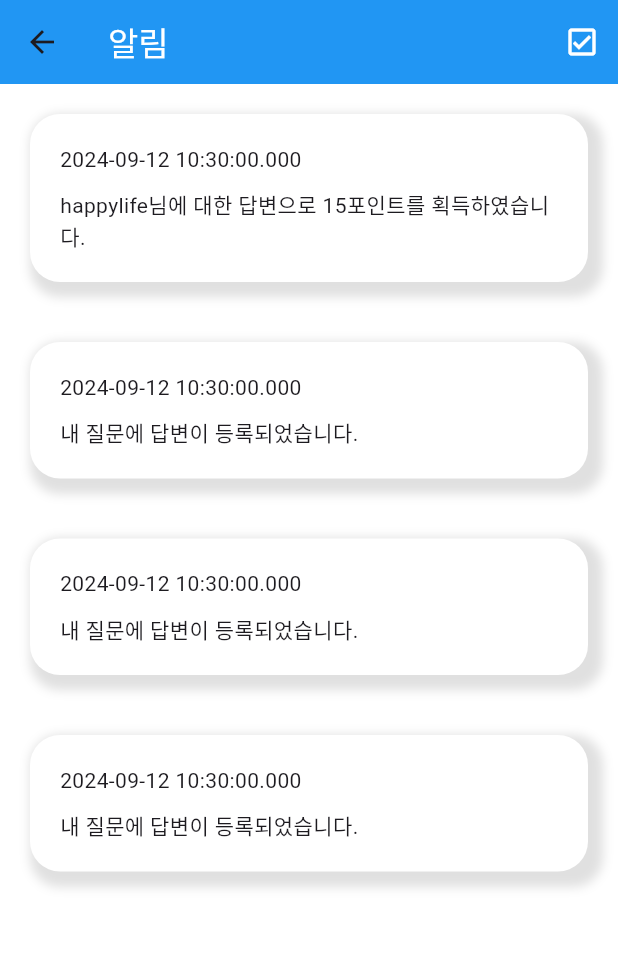
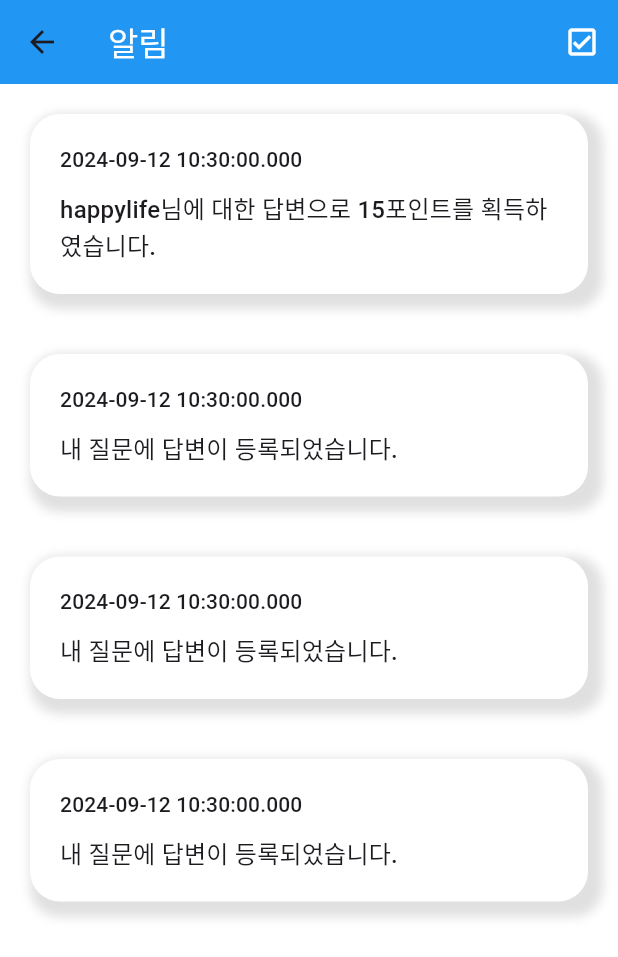
Before and after one commit to SeSACYongsan/langpal, a Flutter app: the NotificationsScreen screen opened by its route, on a phone screen of 412 x 824 dp. Shown: the top 957 px of the screen. Run offline on Flutter 3.47's test engine with Material 3 defaults, Android fonts, the phone set to English and light mode, and no system bars; our stand-ins replace flutter_riverpod, go_router, google_fonts; Roboto replaces fonts that are missing (CookieRun).

Commit message:
Update notifications_screen.dart

```diff
--- a/lib/screens/notifications_screen.dart
+++ b/lib/screens/notifications_screen.dart
@@ -45,9 +45,15 @@
             child: Column(
               crossAxisAlignment: CrossAxisAlignment.stretch,
               children: [
-                Text(dummyNotifications[index].date.toString()),
+                Text(
+                  dummyNotifications[index].date.toString(),
+                  style: Theme.of(context).textTheme.titleSmall,
+                ),
                 const SizedBox(height: 10),
-                Text(dummyNotifications[index].content),
+                Text(
+                  dummyNotifications[index].content,
+                  style: Theme.of(context).textTheme.titleMedium,
+                ),
               ],
             ),
           ),
```
